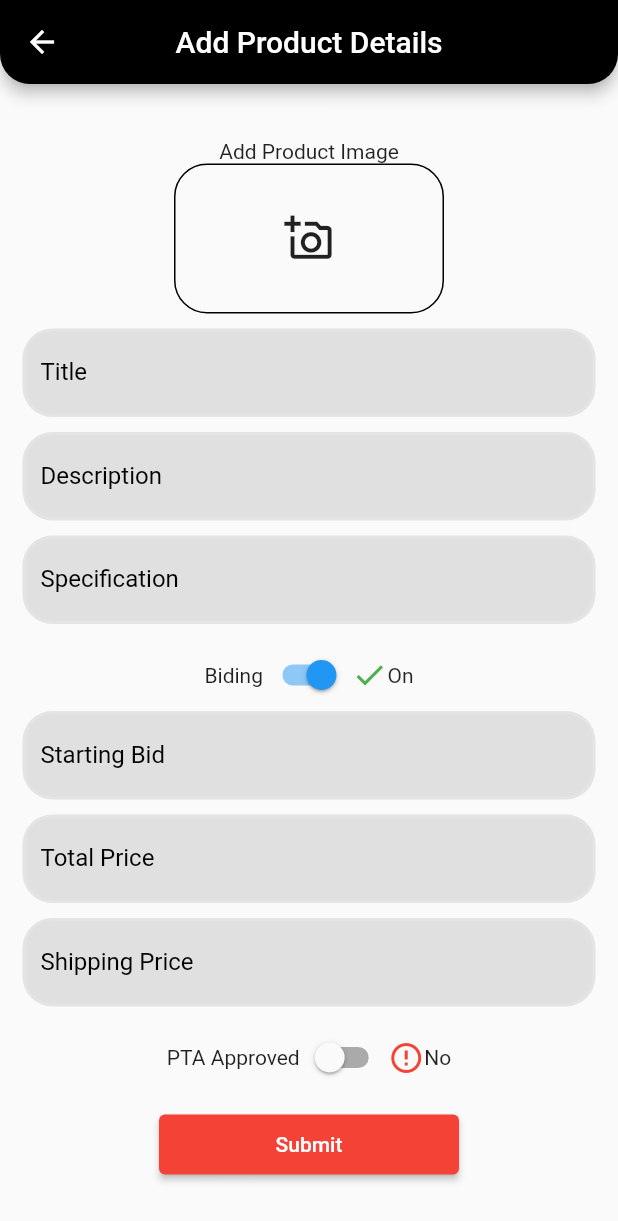
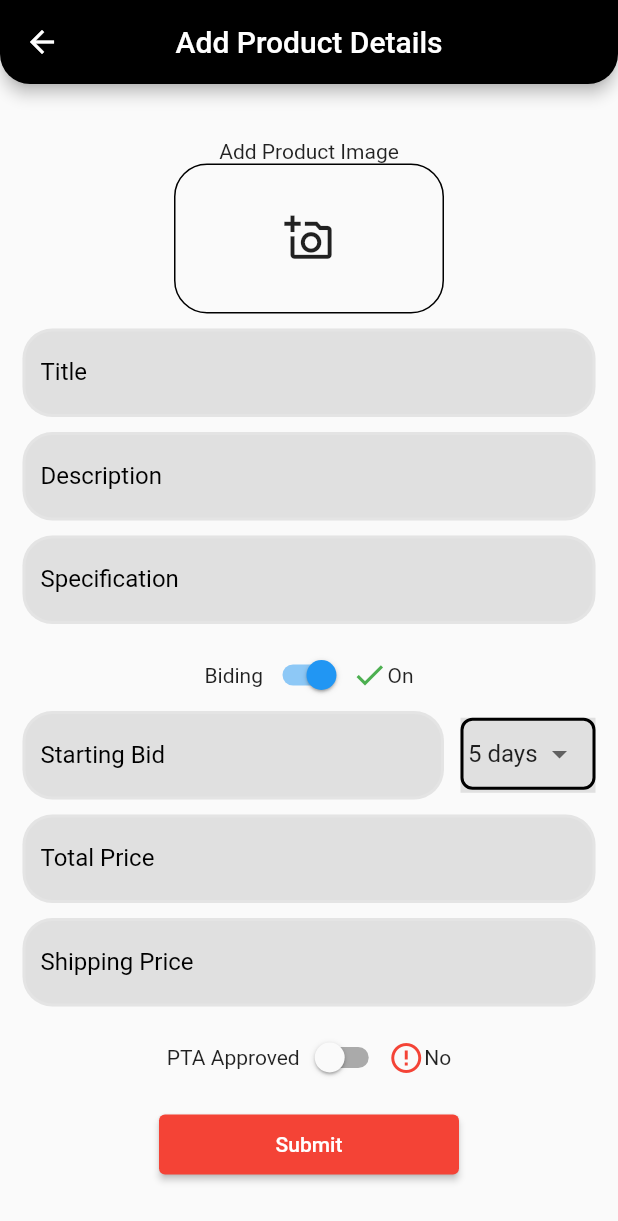
Before and after one commit to fahadyousafxi/Mobid-Thrift-Seller-Center, a Flutter app: the AddProduct screen opened directly, on a phone screen of 412 x 824 dp. Shown: the top 1221 px of the screen. Run offline on Flutter 3.47's test engine with Material 2 defaults, Android fonts, the phone set to English and light mode, and no system bars; our stand-ins replace cloud_firestore, firebase_auth, firebase_core, firebase_storage, fluttertoast, image_picker; missing offline and left inert: ndialog; accounts and stored records are empty.

Commit message:
dropdown added

```diff
--- a/lib/ui/Add Products/add_product.dart
+++ b/lib/ui/Add Products/add_product.dart
@@ -8,7 +8,6 @@ import 'package:firebase_storage/firebase_storage.dart';
 import 'package:flutter/material.dart';
 import 'package:image_picker/image_picker.dart';
 import 'package:mobidthrift_seller_center/appbar/My_appbar.dart';
-import 'package:mobidthrift_seller_center/ui/Orders.dart';
 import 'package:ndialog/ndialog.dart';
 
 import '../../constants/App_colors.dart';
@@ -24,6 +23,28 @@ class AddProduct extends StatefulWidget {
 }
 
 class _AddProductState extends State<AddProduct> {
+  int currentTime = DateTime.now().millisecondsSinceEpoch ~/ 1000;
+  int bidEndTimeInSeconds =
+      432000 + (DateTime.now().millisecondsSinceEpoch ~/ 1000);
+  List<DropdownMenuItem<int>> get dropdownItems {
+    List<DropdownMenuItem<int>> menuItems = [
+      DropdownMenuItem(child: Text("1 day"), value: 86400),
+      DropdownMenuItem(child: Text("2 days"), value: 172800),
+      DropdownMenuItem(child: Text("3 days"), value: 259200),
+      DropdownMenuItem(child: Text("4 days"), value: 345600),
+      DropdownMenuItem(child: Text("5 days"), value: 432000),
+      DropdownMenuItem(child: Text("6 days"), value: 518400),
+      DropdownMenuItem(child: Text("10 days"), value: 864000),
+      DropdownMenuItem(child: Text("15 days"), value: 1296000),
+      DropdownMenuItem(child: Text("20 days"), value: 1728000),
+      DropdownMenuItem(child: Text("30 days"), value: 2592000),
+      DropdownMenuItem(child: Text("40 days"), value: 3456000),
+      DropdownMenuItem(child: Text("50 days"), value: 4320000),
+      DropdownMenuItem(child: Text("60 days"), value: 5184000),
+    ];
+    return menuItems;
+  }
+
   final ImagePicker _picker = ImagePicker();
   List<XFile> _selectedFiles = [];
   FirebaseStorage _storageRef = FirebaseStorage.instance;
@@ -310,7 +331,10 @@ class _AddProductState extends State<AddProduct> {
                   ),
                   isStartingBid == false
                       ? SizedBox()
-                      : AppWidgets().myTextFormField(
+                      : Row(
+                          children: [
+                            Expanded(
+                              child: AppWidgets().myTextFormField(
                                 hintText: 'Enter a starting bid price',
                                 myType: const TextInputType.numberWithOptions(),
                                 labelText: 'Starting Bid',
@@ -330,6 +354,66 @@ class _AddProductState extends State<AddProduct> {
                                       int.parse(_startingBidController.text);
                                   return null;
                                 },
+                              ),
+                            ),
+                            SizedBox(
+                              width: 11,
+                            ),
+                            Container(
+                              height: 50,
+                              width: 90,
+                              color: Colors.grey.shade300,
+                              child: DropdownButtonFormField<int>(
+                                value: 432000,
+                                items: dropdownItems,
+                                // List.generate(
+                                //     31,
+                                //     (index) =>
+                                // DropdownMenuItem(
+                                //           child: Text('${index + 1}'),
+                                //           value: '${index + 1}',
+                                //         )),
+
+                                onChanged: (int? value) {
+                                  bidEndTimeInSeconds = currentTime + value!;
+                                  print(bidEndTimeInSeconds);
+                                },
+
+                                decoration: InputDecoration(
+                                  contentPadding: EdgeInsets.symmetric(
+                                      vertical: 5, horizontal: 5),
+                                  // hintStyle: GoogleFonts.dmSans(
+                                  //   fontWeight: FontWeight.w500,
+                                  //   fontSize: 15.,
+                                  //   color: Color(0xffACA9A9),
+                                  // ),
+                                  fillColor: Colors.transparent,
+                                  filled: true,
+                                  border: OutlineInputBorder(
+                                    borderSide: BorderSide(
+                                        width: 2, color: Colors.black),
+                                    borderRadius: BorderRadius.all(
+                                      Radius.circular(8),
+                                    ),
+                                  ),
+                                  enabledBorder: OutlineInputBorder(
+                                    borderSide: BorderSide(
+                                        width: 2, color: Colors.black),
+                                    borderRadius: BorderRadius.all(
+                                      Radius.circular(8),
+                                    ),
+                                  ),
+                                  focusedBorder: OutlineInputBorder(
+                                    borderSide: BorderSide(
+                                        width: 2, color: Colors.black),
+                                    borderRadius: BorderRadius.all(
+                                      Radius.circular(8),
+                                    ),
+                                  ),
+                                ),
+                              ),
+                            ),
+                          ],
                         ),
                   const SizedBox(
                     height: 10,
@@ -445,16 +529,17 @@ class _AddProductState extends State<AddProduct> {
                                 'productShipping': productShipping,
                                 'productUid': docUid.toString(),
                                 'productShopkeeperUid': _auth!.uid.toString(),
-                                'BidEndTimeInSeconds'
+                                'BidEndTimeInSeconds': bidEndTimeInSeconds,
                               }).then((value) {
                                 setState(() {
                                   progressDialog.dismiss();
                                 });
                                 Utils.flutterToast('Product has been uploaded');
-                                Navigator.push(
-                                    context,
-                                    MaterialPageRoute(
-                                        builder: (context) => const Orders()));
+                                Navigator.pop(context);
+                                // Navigator.pushReplacement(
+                                //     context,
+                                //     MaterialPageRoute(
+                                //         builder: (context) => const Orders()));
                               }).onError((error, stackTrace) {
                                 Utils.flutterToast(error.toString());
                                 setState(() {
```
Lines whose indentation alone changed are shown as unchanged.
